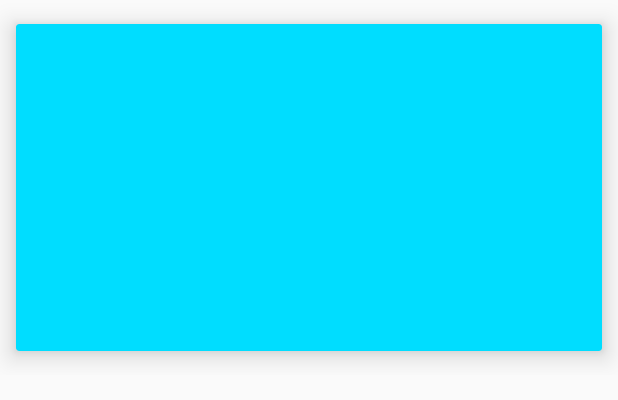
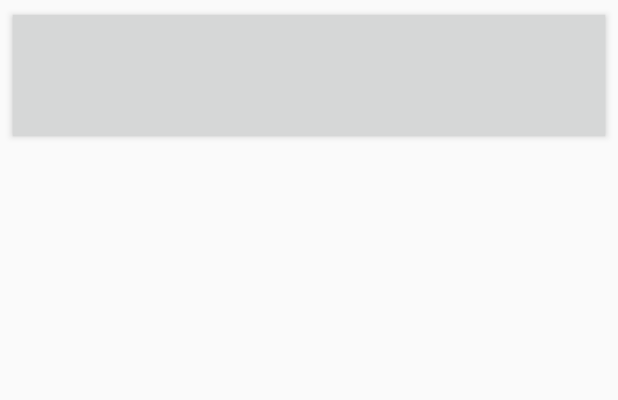
Before and after one commit to Collins33/blueCollar, an Android app: the layout available_job.xml on its own in the app's theme, with its tools: preview values and no code run, on a phone screen of 412 x 824 dp. Shown: the top 400 px of the screen. Run offline under Robolectric (Android 15) with nearby library versions, the phone set to English and light mode, and no system bars.

Commit message:
I have styled the cards displaying the available jobs

```diff
--- a/app/src/main/java/com/example/root/bluecollar/adapters/FirebaseJobViewHolder.java
+++ b/app/src/main/java/com/example/root/bluecollar/adapters/FirebaseJobViewHolder.java
@@ -34,7 +34,7 @@ public class FirebaseJobViewHolder extends RecyclerView.ViewHolder  {
     public void bindJob(Job job){
         TextView description=(TextView) mView.findViewById(R.id.jobDescription);
         TextView pay=(TextView) mView.findViewById(R.id.jobPay);
-        description.setText(job.getDescription());
+        description.setText(job.getCategory());
         pay.setText(job.getPayment());
     }
     //@Override
--- a/app/src/main/java/com/example/root/bluecollar/ui/jobForm.java
+++ b/app/src/main/java/com/example/root/bluecollar/ui/jobForm.java
@@ -97,7 +97,7 @@ public class jobForm extends AppCompatActivity implements View.OnClickListener{
             boolean validDuration=isDuration(time);
             if(!validName||!validDescription||!validPayment||!validDuration) return;
             //create new instance using the objects
-            Job newjob=new Job(name,jobDescription,money,time,urgently,jobCategory);
+            Job newjob=new Job(name,jobCategory,money,time,urgently,jobDescription);
             //save new instance to firebase
             DatabaseReference restaurantRef = FirebaseDatabase
                     .getInstance()
--- a/app/src/main/res/layout/available_job.xml
+++ b/app/src/main/res/layout/available_job.xml
@@ -1,20 +1,21 @@
 <?xml version="1.0" encoding="utf-8"?>
 <LinearLayout xmlns:android="http://schemas.android.com/apk/res/android"
+    xmlns:card_view="http://schemas.android.com/apk/res-auto"
     android:orientation="vertical"
     android:layout_width="match_parent"
     android:layout_height="wrap_content">
 
 
-    <android.support.v7.widget.CardView xmlns:card_view="http://schemas.android.com/apk/res-auto"
+    <android.support.v7.widget.CardView
         android:id="@+id/card_view"
         android:layout_width="match_parent"
-        android:layout_height="250dp"
+        android:layout_height="90dp"
         android:layout_gravity="center"
-
+        android:layout_margin="5dp"
         android:paddingBottom="10dp"
-
-        card_view:cardBackgroundColor="@android:color/holo_blue_bright"
-        card_view:cardElevation="10dp"
+        card_view:cardBackgroundColor="?attr/colorButtonNormal"
+        card_view:cardCornerRadius="0dp"
+        card_view:cardElevation="3dp"
         card_view:cardUseCompatPadding="true">
 
         <TextView
@@ -38,11 +39,4 @@
     </android.support.v7.widget.CardView>
 
 
-
-
-
-
-
-
-
 </LinearLayout>
```
Also changed, not shown: app/src/main/res/layout/activity_job_form.xml (+6 -6 lines).
